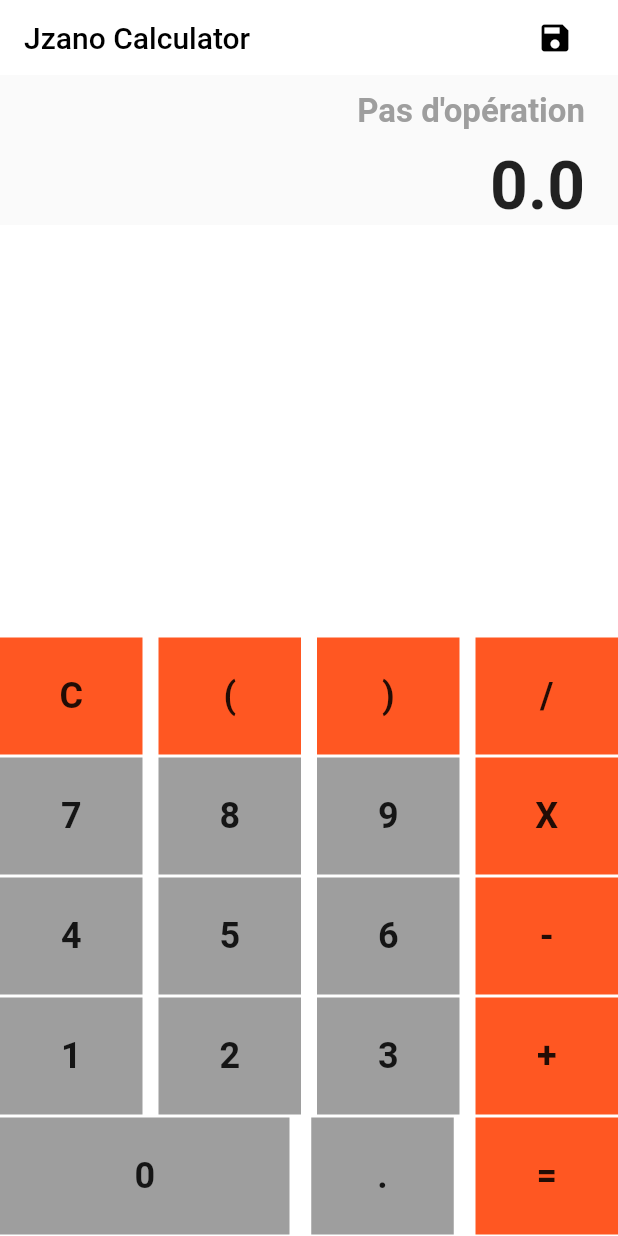
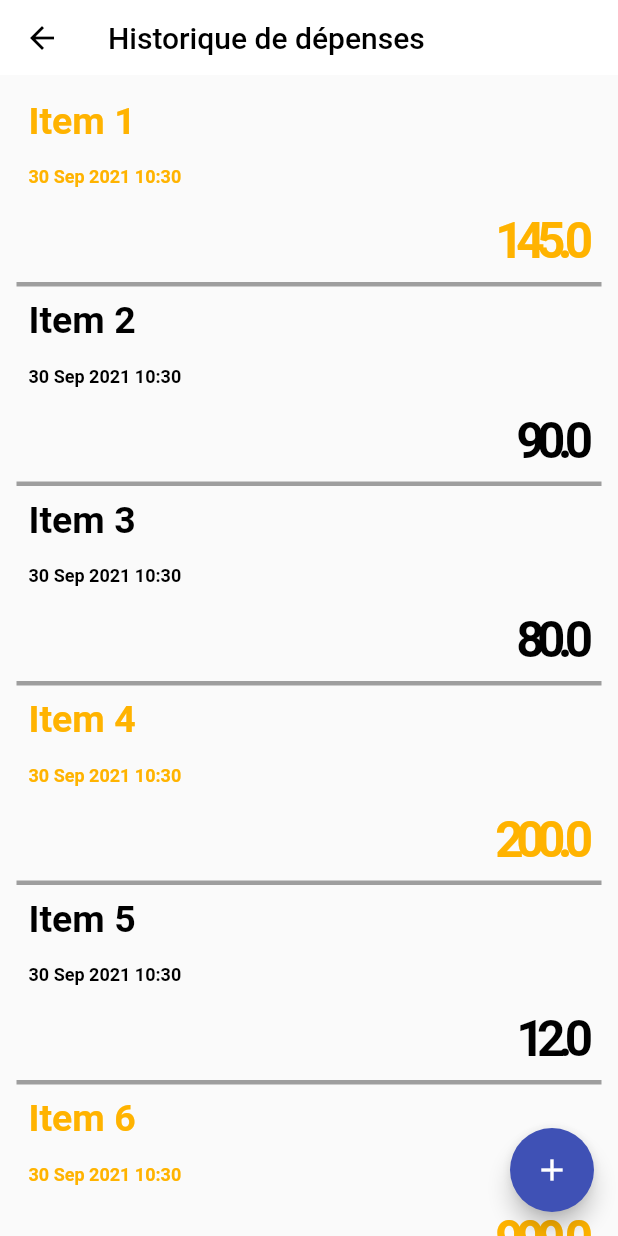
Before and after one commit to asyncio-agency/flutter_calculator, a Flutter app: the screen it shows after launch, after a tap on the "save" icon, on a phone screen of 412 x 824 dp. Run offline on Flutter 3.47's test engine with Material 2 defaults, Android fonts, the phone set to English and light mode, and no system bars; missing offline and left inert: function_tree.

Commit message:
Form start

```diff
--- a/lib/app/screens/calculator/widgets/calculator_btn_widget.dart
+++ b/lib/app/screens/calculator/widgets/calculator_btn_widget.dart
@@ -16,7 +16,6 @@ class CalculatorBtnWidget extends StatelessWidget {
 
   @override
   Widget build(BuildContext context) {
-
     return InkWell(
       onTap: () {
         if (onClick != null) {
@@ -25,16 +24,16 @@ class CalculatorBtnWidget extends StatelessWidget {
       },
       child: Container(
         decoration: BoxDecoration(
-          color: operationBtn ? Colors.deepOrange : Colors.grey,
+          color: operationBtn ? Colors.deepOrangeAccent : Colors.grey,
         ),
         alignment: Alignment.center,
         width: btnWidth,
         height: 78,
         child: Text(value,
-            style: const TextStyle(
+            style: TextStyle(
+                color: operationBtn ? Colors.white : Colors.black,
                 fontWeight: FontWeight.bold,
-                fontSize: 24)
-        ),
+                fontSize: 24)),
       ),
     );
   }
--- a/lib/app/screens/calculator/widgets/calculator_result_widget.dart
+++ b/lib/app/screens/calculator/widgets/calculator_result_widget.dart
@@ -12,8 +12,9 @@ class CalculatorScreenWidget extends StatelessWidget {
   Widget build(BuildContext context) {
     return Column(
       children: [
-        Padding(
-          padding: EdgeInsets.only(right: 22, top: 11),
+        FittedBox(
+          child: Padding(
+            padding: const EdgeInsets.only(right: 22, top: 11, left: 22),
             child: Row(
               mainAxisAlignment: MainAxisAlignment.end,
               children: [
@@ -27,19 +28,22 @@ class CalculatorScreenWidget extends StatelessWidget {
               ],
             ),
           ),
-        Padding(
-          padding: EdgeInsets.only(right: 22, top: 11),
+        ),
+        FittedBox(
+          child: Padding(
+            padding: const EdgeInsets.only(right: 22, top: 11, left: 22),
             child: Row(
               mainAxisAlignment: MainAxisAlignment.end,
               children: [
                 Text(
                   result.toString(),
-                style:
-                    const TextStyle(fontSize: 44, fontWeight: FontWeight.bold),
+                  style: const TextStyle(
+                      fontSize: 44, fontWeight: FontWeight.bold),
                 ),
               ],
             ),
           ),
+        )
       ],
     );
   }
--- /dev/null
+++ b/lib/app/screens/expenses/expenses_screen.dart
@@ -0,0 +1,64 @@
+import 'package:flutter/material.dart';
+import 'package:smart_calculator/app/screens/expenses/models/expenses_model.dart';
+import 'package:smart_calculator/app/screens/expenses/widgets/expense_item_widget.dart';
+
+class ExpensesScreen extends StatefulWidget {
+  const ExpensesScreen({Key? key}) : super(key: key);
+
+  @override
+  _ExpensesScreenState createState() => _ExpensesScreenState();
+}
+
+class _ExpensesScreenState extends State<ExpensesScreen> {
+  List<ExpenseItem> entries = [];
+
+  @override
+  void initState() {
+    entries = [
+      ExpenseItem("Item 1", DateTime.now(), 145.0),
+      ExpenseItem("Item 2", DateTime.now(), 90.0),
+      ExpenseItem("Item 3", DateTime.now(), 80.0),
+      ExpenseItem("Item 4", DateTime.now(), 200.0),
+      ExpenseItem("Item 5", DateTime.now(), 12.0),
+      ExpenseItem("Item 6", DateTime.now(), 999.0),
+      ExpenseItem("Item 7", DateTime.now(), 98.0),
+      ExpenseItem("Item 8", DateTime.now(), 100.0),
+    ];
+    super.initState();
+  }
+
+  @override
+  Widget build(BuildContext context) {
+    return Scaffold(
+      appBar: AppBar(
+        toolbarHeight: 50,
+        backgroundColor: Colors.white,
+        elevation: 0,
+        leading: IconButton(
+          icon: const Icon(Icons.arrow_back, color: Colors.black),
+          onPressed: () => Navigator.of(context).pop(),
+        ),
+        title: const Text(
+          "Historique de dépenses",
+          style: TextStyle(color: Colors.black),
+        ),
+      ),
+      body: ListView.builder(
+          padding: const EdgeInsets.all(8),
+          itemCount: entries.length,
+          itemBuilder: (BuildContext context, int index) {
+            return ExpenseItemWidget(
+              name: entries[index].name,
+              date: entries[index].date,
+              amount: entries[index].amount,
+            );
+          }),
+      floatingActionButton: FloatingActionButton(
+        child: Icon(Icons.add),
+        onPressed: () {
+          Navigator.pushNamed(context, '/expenses-add');
+        },
+      ),
+    );
+  }
+}
--- /dev/null
+++ b/lib/app/screens/expenses/models/expenses_model.dart
@@ -0,0 +1,7 @@
+class ExpenseItem {
+  final String name;
+  final DateTime date;
+  final double amount;
+
+  ExpenseItem(this.name, this.date, this.amount);
+}
--- /dev/null
+++ b/lib/app/screens/expenses/widgets/expense_item_widget.dart
@@ -0,0 +1,74 @@
+import 'package:flutter/material.dart';
+import 'package:intl/intl.dart';
+
+class ExpenseItemWidget extends StatelessWidget {
+  final String name;
+  final DateTime date;
+  final double amount;
+
+  const ExpenseItemWidget(
+      {Key? key, required this.name, required this.date, required this.amount})
+      : super(key: key);
+
+  @override
+  Widget build(BuildContext context) {
+    return Container(
+      margin: const EdgeInsets.symmetric(horizontal: 3.0),
+      decoration: const BoxDecoration(
+        border: Border(
+          bottom: BorderSide(width: 3.0, color: Colors.grey),
+        ),
+      ),
+      child: Column(
+        children: [
+          Padding(
+            padding: const EdgeInsets.all(8.0),
+            child: Row(
+              mainAxisAlignment: MainAxisAlignment.start,
+              children: [
+                Text(
+                  name,
+                  style: TextStyle(
+                      fontSize: 25,
+                      fontWeight: FontWeight.bold,
+                      color: amount < 100 ? Colors.black : Colors.amber[600]),
+                ),
+              ],
+            ),
+          ),
+          Padding(
+            padding: const EdgeInsets.all(8.0),
+            child: Row(
+              mainAxisAlignment: MainAxisAlignment.start,
+              children: [
+                Text(
+                  DateFormat('dd MMM yyyy kk:mm').format(date),
+                  style: TextStyle(
+                      fontSize: 12,
+                      fontWeight: FontWeight.bold,
+                      color: amount < 100 ? Colors.black : Colors.amber[600]),
+                ),
+              ],
+            ),
+          ),
+          Padding(
+            padding: const EdgeInsets.all(8.0),
+            child: Row(
+              mainAxisAlignment: MainAxisAlignment.end,
+              children: [
+                Text(
+                  amount.toString(),
+                  style: TextStyle(
+                      fontSize: 33,
+                      fontWeight: FontWeight.bold,
+                      letterSpacing: -5,
+                      color: amount < 100 ? Colors.black : Colors.amber[600]),
+                ),
+              ],
+            ),
+          ),
+        ],
+      ),
+    );
+  }
+}
--- a/lib/app/screens/home_screen.dart
+++ b/lib/app/screens/home_screen.dart
@@ -22,7 +22,7 @@ class _HomeScreenState extends State<HomeScreen> {
         child: Column(
           mainAxisAlignment: MainAxisAlignment.spaceAround,
           children: [
-            TitleSectionWidget(
+            const TitleSectionWidget(
               starNb: 12,
               mainTitle: "Toto",
               mainSubtitle: "Sub title",
--- a/lib/app/screens/splash_screen.dart
+++ b/lib/app/screens/splash_screen.dart
@@ -44,7 +44,7 @@ class _SplashScreenState extends State<SplashScreen>
             child: Column(
               mainAxisAlignment: MainAxisAlignment.spaceEvenly,
               children: <Widget>[
-                const Image(image: AssetImage('assets/images/splash.png')),
+                Image.asset('/splash.png'),
                 const Text(
                   "Ma \n calculatrice",
                   style: TextStyle(fontSize: 34, fontWeight: FontWeight.bold),
--- a/lib/main.dart
+++ b/lib/main.dart
@@ -1,8 +1,5 @@
 import 'package:flutter/material.dart';
-import 'package:smart_calculator/app/screens/home_screen.dart';
-import 'package:smart_calculator/app/screens/calculator/main_screen.dart';
-import 'package:smart_calculator/app/screens/splash_screen.dart';
-
+import 'package:smart_calculator/routes.dart';
 
 void main() {
   runApp(const MyApp());
@@ -19,7 +16,9 @@ class MyApp extends StatelessWidget {
       theme: ThemeData(
         primarySwatch: Colors.indigo,
       ),
-      home: const MainScreen(title: 'Jzano Calculator'),
+
+      initialRoute: '/',
+      routes: customRoutes,
     );
   }
 }
--- /dev/null
+++ b/lib/routes.dart
@@ -0,0 +1,18 @@
+import 'package:flutter/material.dart';
+import 'package:smart_calculator/app/screens/splash_screen.dart';
+import 'package:smart_calculator/app/screens/calculator/main_screen.dart';
+import 'package:smart_calculator/app/screens/expenses/expenses_screen.dart';
+import 'package:smart_calculator/app/screens/expenses/expenses_add_screen.dart';
+import 'package:smart_calculator/app/screens/expenses/expenses_screen.dart';
+import 'package:smart_calculator/app/screens/home_screen.dart';
+import 'package:smart_calculator/app/screens/calculator/main_screen.dart';
+
+
+
+
+var customRoutes = <String, WidgetBuilder>{
+  '/': (context) => const MainScreen(title: "Ma calculatrice"),
+  '/splash': (context) => const SplashScreen(title: "Splash"),
+  '/expenses': (context) => const ExpensesScreen(),
+  '/expenses-add': (context) => const ExpenseAddScreen(),
+};
--- a/pubspec.yaml
+++ b/pubspec.yaml
@@ -35,6 +35,7 @@ dependencies:
   # Use with the CupertinoIcons class for iOS style icons.
   cupertino_icons: ^1.0.2
   function_tree: ^0.8.12
+  intl: ^0.17.0
 
 dev_dependencies:
   flutter_test:
@@ -60,7 +61,7 @@ flutter:
 
   # To add assets to your application, add an assets section, like this:
   assets:
-    - assets/
+    - assets/images/
   #   - images/a_dot_ham.jpeg
 
   # An image asset can refer to one or more resolution-specific "variants", see
```
Also changed, not shown: lib/app/screens/calculator/main_screen.dart (+17 -8 lines), lib/app/screens/expenses/expenses_add_screen.dart (added, +92 -0 lines), lib/app/widgets/title_section_widget.dart (+7 -16 lines), pubspec.lock. Lines whose indentation alone changed are shown as unchanged.
